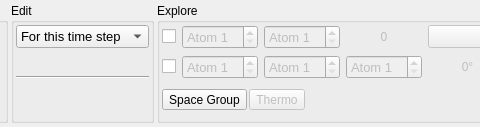
Qt form tabs/home.ui (piti-diablotin/qAgate) before a commit; both pictures show x 156 to 636 and y 0 to 127 of the 754 by 127 pixel window.
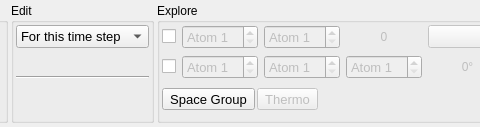
The same form after that commit. Icons and pictures are not drawn. Custom widgets are drawn as their Qt base class.

Patch:
```diff
--- a/tabs/home.ui
+++ b/tabs/home.ui
@@ -1238,6 +1238,11 @@
            <property name="enabled">
             <bool>true</bool>
            </property>
+           <property name="font">
+            <font>
+             <pointsize>10</pointsize>
+            </font>
+           </property>
            <property name="toolTip">
             <string>Space group of current time</string>
            </property>
@@ -1257,6 +1262,11 @@
            <property name="enabled">
             <bool>false</bool>
            </property>
+           <property name="font">
+            <font>
+             <pointsize>10</pointsize>
+            </font>
+           </property>
            <property name="text">
             <string>Thermo</string>
            </property>
```
